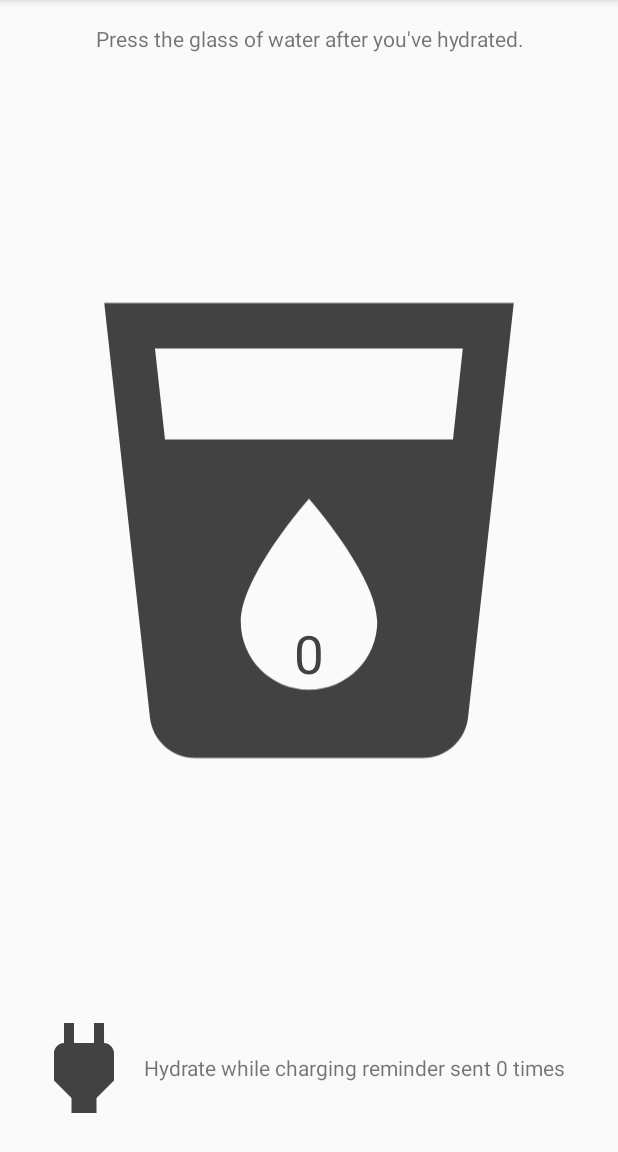
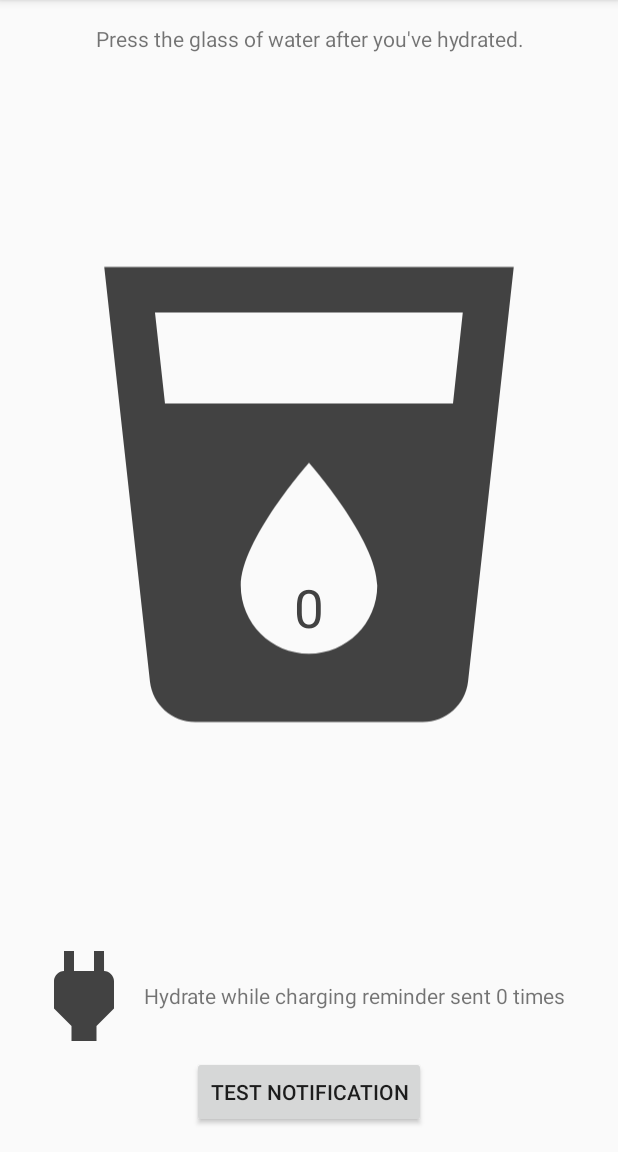
Before and after one commit to ManaswiniKundeti/HydrationApp, an Android app: the screen it shows after launch (MainActivity), on a phone screen of 412 x 824 dp, the part 84-1236 px from its top. Run offline under Robolectric (Android 15) with nearby library versions, the phone set to English and light mode, and no system bars.

Commit message:
Added Notifications and tested them using a button click

```diff
--- a/app/build.gradle
+++ b/app/build.gradle
@@ -5,7 +5,7 @@ android {
 
     defaultConfig {
         applicationId "com.example.android.background"
-        minSdkVersion 14
+        minSdkVersion 26
         targetSdkVersion 26
         versionCode 1
         versionName "1.0"
--- a/app/src/main/java/com/example/android/background/MainActivity.java
+++ b/app/src/main/java/com/example/android/background/MainActivity.java
@@ -12,6 +12,7 @@ import android.widget.Toast;
 
 import com.example.android.background.sync.ReminderTasks;
 import com.example.android.background.sync.WaterReminderIntentService;
+import com.example.android.background.utilities.NotificationUtils;
 import com.example.android.background.utilities.PreferenceUtilities;
 
 public class MainActivity extends AppCompatActivity implements
@@ -95,4 +96,8 @@ public class MainActivity extends AppCompatActivity implements
             updateChargingReminderCount();
         }
     }
+
+    public void testNotification(View view) {
+        NotificationUtils.remindUserBecausePhoneCharging(this);
+    }
 }
--- a/app/src/main/res/layout/activity_main.xml
+++ b/app/src/main/res/layout/activity_main.xml
@@ -85,4 +85,12 @@
             android:text="@string/default_charge_notification_count" />
 
     </RelativeLayout>
+
+    <!-- dummy button to test notifications -->
+    <Button
+        android:layout_width="wrap_content"
+        android:layout_height="wrap_content"
+        android:layout_gravity="center"
+        android:onClick="testNotification"
+        android:text="Test Notification"/>
 </LinearLayout>
--- a/app/src/main/res/values/strings.xml
+++ b/app/src/main/res/values/strings.xml
@@ -23,4 +23,5 @@
     <string name="charging_reminder_notification_title">Device Charging - Where\'s that water?</string>
     <string name="charging_reminder_notification_body">There\'s never a better time to drink water than when you know your phone is charging. Drink up!</string>
 
+    <string name="main_notification_channel_name">NOTIFICATIONS</string>
 </resources>
```
Also changed, not shown: app/src/main/AndroidManifest.xml (+7 -1 lines), app/src/main/java/com/example/android/background/utilities/NotificationUtils.java (added, +88 -0 lines), 839 other files.
